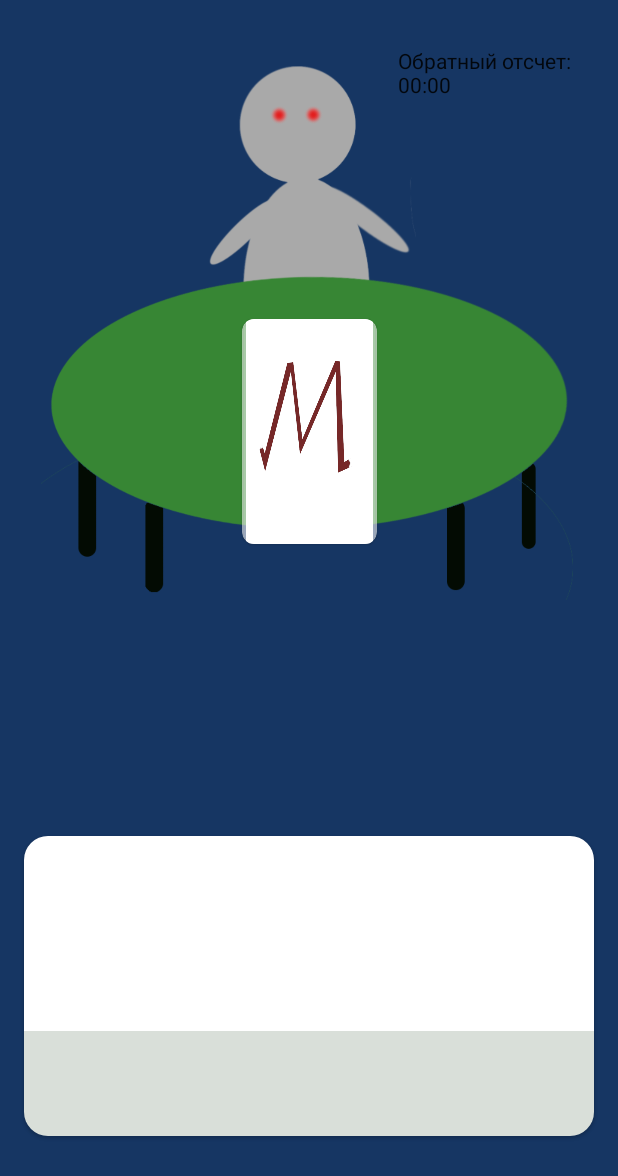
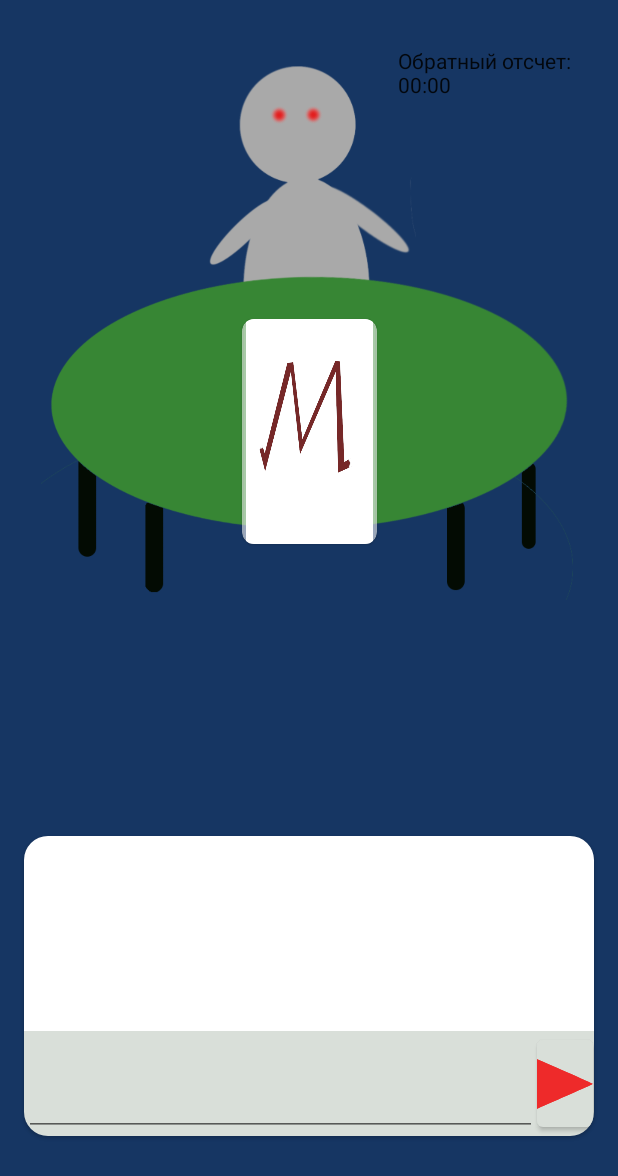
Before and after one commit to Funny888/mafia, an Android app: the layout game.xml on its own in the app's theme, with its tools: preview values and no code run, on a phone screen of 412 x 824 dp. Shown: the top 1176 px of the screen. Run offline under Robolectric (Android 15) with nearby library versions, the phone set to English and light mode, and no system bars.

Commit message:
Added function send messages

```diff
--- /dev/null
+++ b/app/src/main/res/drawable/button_send.xml
@@ -0,0 +1,14 @@
+<vector xmlns:android="http://schemas.android.com/apk/res/android"
+    android:width="48dp"
+    android:height="48dp"
+    android:viewportWidth="960"
+    android:viewportHeight="960">
+  <path
+      android:pathData="M128,674c-3,-64 -1,-133 3,-155 6,-23 5,-56 0,-81 -8,-35 2,-254 12,-264 4,-4 697,300 697,306 0,4 -661,295 -699,308 -4,1 -10,-50 -13,-114z"
+      android:fillColor="#2a719f"
+      android:strokeColor="#00000000"/>
+  <path
+      android:pathData="M130,713c0,-43 -3,-95 -6,-115 -7,-38 -6,-38 27,-39 63,-1 594,-76 579,-82 -8,-3 -148,-23 -312,-43l-296,-38 5,-75c3,-42 8,-93 12,-113l6,-37 347,152c192,84 348,154 348,157 0,4 -662,295 -700,308 -6,2 -10,-28 -10,-75z"
+      android:fillColor="#e74c3c"
+      android:strokeColor="#00000000"/>
+</vector>
--- a/app/src/main/res/layout/game.xml
+++ b/app/src/main/res/layout/game.xml
@@ -77,18 +77,33 @@
         app:layout_constraintStart_toStartOf="parent"
         app:layout_constraintTop_toBottomOf="@+id/imageView">
 
-        <EditText
-            android:id="@+id/send_message"
-            android:layout_width="match_parent"
-            android:layout_height="70dp"
-            android:layout_gravity="bottom"
-            android:background="@color/colorEditText"/>
-
         <androidx.recyclerview.widget.RecyclerView
             android:id="@+id/show_messages"
             android:layout_width="match_parent"
             android:layout_height="130dp"
             android:background="@color/colorTextView" />
+        <LinearLayout
+            android:layout_width="match_parent"
+            android:layout_height="70dp"
+            android:orientation="horizontal"
+            android:layout_gravity="bottom"
+            android:background="@color/colorEditText">
+            <EditText
+                android:id="@+id/edit_line_message"
+                android:layout_width="0dp"
+                android:layout_height="match_parent"
+                android:layout_weight=".9"/>
+            <com.google.android.material.button.MaterialButton
+                android:id="@+id/send_message"
+                android:layout_width="0dp"
+                android:layout_height="match_parent"
+                app:backgroundTint="@color/colorEditText"
+                app:icon="@drawable/button_send"
+                app:iconGravity="textStart"
+                app:iconTint="@color/colorAccent"
+                app:iconSize="60dp"
+                android:layout_weight=".1"/>
+        </LinearLayout>
     </com.google.android.material.card.MaterialCardView>
 
     <com.google.android.material.card.MaterialCardView
```
Also changed, not shown: app/src/main/java/com/example/mafia/activities/Game.java (+7 -1 lines), app/src/main/java/com/example/mafia/models/GameModel.java (+11 -9 lines), app/src/main/java/com/example/mafia/network/NetworkUtils.java (+36 -0 lines).
